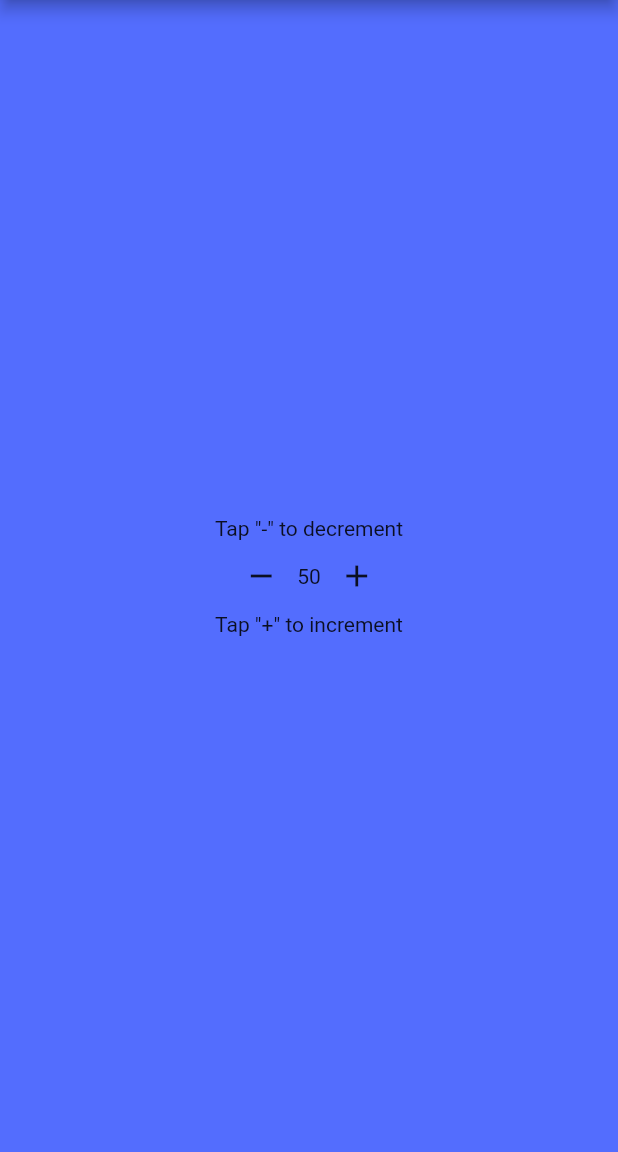
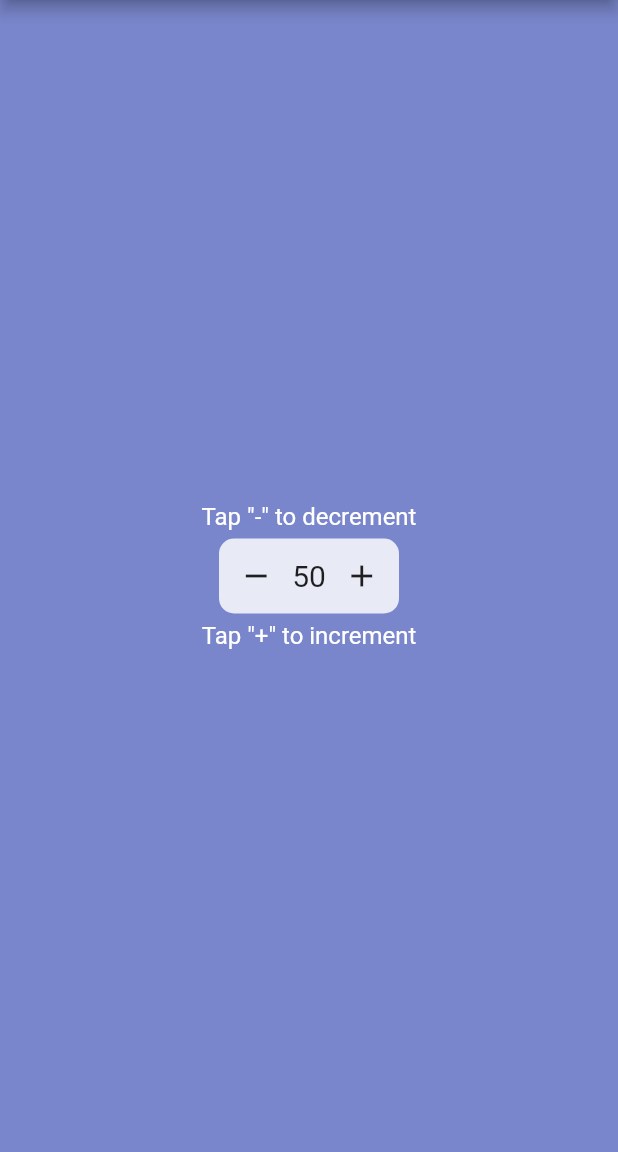
Before and after one commit to DokSna/counter, a Flutter app: the screen it shows after launch, on a phone screen of 412 x 824 dp, the part 84-1236 px from its top. Run offline on Flutter 3.47's test engine with Material 2 defaults, Android fonts, the phone set to English and light mode, and no system bars.

Commit message:
Функционал и внешний вид готовы

```diff
--- a/lib/main.dart
+++ b/lib/main.dart
@@ -7,7 +7,7 @@ class MyApp extends StatelessWidget {
   Widget build(BuildContext context) {
     return MaterialApp(
       home: Scaffold(
-        backgroundColor: Colors.indigoAccent,
+        backgroundColor: Colors.indigo[300],
         appBar: AppBar(
           title: Text('Counter'),
           centerTitle: true,
@@ -17,9 +17,11 @@ class MyApp extends StatelessWidget {
           child: Column(
             mainAxisAlignment: MainAxisAlignment.center,
             children: <Widget>[
-              Text('Tap "-" to decrement'),
+              Text('Tap "-" to decrement',
+                  style: TextStyle(color: Colors.white, fontSize: 16)),
               CounterWidget(),
-              Text('Tap "+" to increment'),
+              Text('Tap "+" to increment',
+                  style: TextStyle(color: Colors.white, fontSize: 16)),
             ],
           ),
         ),
@@ -38,6 +40,17 @@ class _CounterWidgetState extends State<CounterWidget> {
 
   Widget build(BuildContext context) {
     return Container(
+      // alignment: Alignment.center,
+      // color: Colors.indigo[100],
+      // padding: const EdgeInsets.all(16),
+      margin: EdgeInsets.all(5),
+      width: 120.0,
+      height: 50.0,
+      decoration: BoxDecoration(
+        borderRadius: BorderRadius.circular(10.0),
+        // shape: BoxShape.circle,
+        color: Colors.indigo[50],
+      ),
       child: Row(
         mainAxisAlignment: MainAxisAlignment.center,
         children: <Widget>[
@@ -48,7 +61,10 @@ class _CounterWidgetState extends State<CounterWidget> {
                 });
               },
               icon: Icon(Icons.remove)),
-          Text('$_count'),
+          Text(
+            '$_count',
+            style: TextStyle(fontSize: 20),
+          ),
           IconButton(
               onPressed: () {
                 setState(() => _count += 1);
@@ -56,6 +72,9 @@ class _CounterWidgetState extends State<CounterWidget> {
               icon: Icon(Icons.add)),
         ],
       ),
+      // decoration: BoxDecoration(
+      //     // shape: BoxShape.circle
+      //     ),
     );
   }
 }
```
